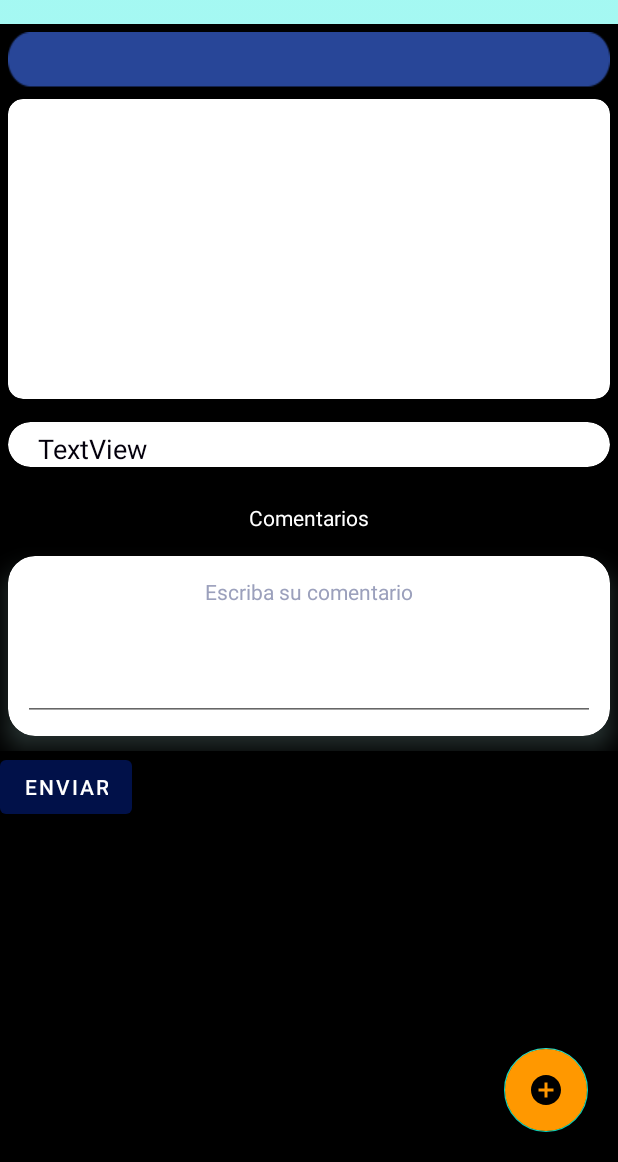
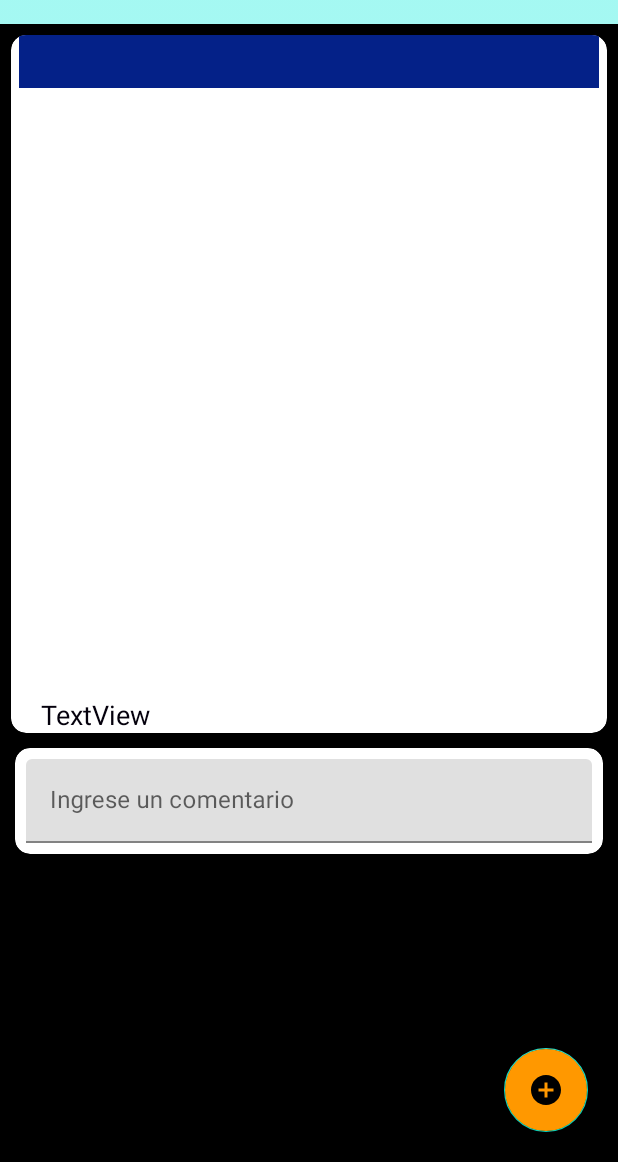
Before and after one commit to alemg77/NoticiasArgentina, an Android app: the fragment FragmentDetalleNoticias placed in its activity, on a phone screen of 412 x 824 dp, the part 74-1236 px from its top. Run offline under Robolectric (Android 15) with nearby library versions, the phone set to English and light mode, and no system bars; our stand-ins replace Firebase (no records; nobody signed in at launch, a user with empty details on screens opened directly), Volley; libraries missing offline, so code that uses them is left out: com.facebook, com.facebook.login; network calls fail; pictures from the network do not load; 14 statements that could not run were skipped.

Commit message:
Reforma en ver detalle noticias

```diff
--- a/app/src/main/java/kalitero/software/noticiasargentinas/Controlador/Dao/NoticiaDaoFirebase.kt
+++ b/app/src/main/java/kalitero/software/noticiasargentinas/Controlador/Dao/NoticiaDaoFirebase.kt
@@ -142,6 +142,10 @@ class NoticiaDaoFirebase {
     }
 
     fun buscarComentarios(noticia: Noticia, resultListener: ResultListener<List<Comentario>>) {
+        if (noticia.documentoFirebase == null) {
+            // La noticia no esta en firebase
+            return;
+        }
         referenciaColeccion
                 .document(noticia.documentoFirebase)
                 .collection(COMENTARIOS)
--- a/app/src/main/java/kalitero/software/noticiasargentinas/MainActivity.java
+++ b/app/src/main/java/kalitero/software/noticiasargentinas/MainActivity.java
@@ -101,7 +101,6 @@ public class MainActivity extends AppCompatActivity implements NavigationView.On
         } else {
             Log.d(TAG, "Otra vez YO");
         }
-
 
         FloatingActionButton fab = findViewById(R.id.floating_action_button);
 
--- a/app/src/main/java/kalitero/software/noticiasargentinas/Vista/Detalle/FragmentDetalleNoticias.java
+++ b/app/src/main/java/kalitero/software/noticiasargentinas/Vista/Detalle/FragmentDetalleNoticias.java
@@ -56,33 +56,24 @@ public class FragmentDetalleNoticias extends Fragment implements  ComentarioAdap
         Bundle bundle = getArguments();
         noticia = (Noticia) bundle.getSerializable(Noticia.class.toString());
 
-        ImageView imageViewNoticia = binding.fragmentDetalleNoticiasImageView;
-        TextView textViewNoticia = binding.fragmentDetalleNoticiastextView;
-        TextView textViewTitulo = binding.fragmentTituloNoticiastextView;
-        // TextView textViewSeccion = binding.fragmentDetalleNot;
-        // imageViewNoticia.setImageResource(noticia.getUrlImagen());
-  //      fragmentComentarios = new FragmentComentarios();
-
-
         String urlImagenStorage = noticia.getUrlImagenStorage();
         if (urlImagenStorage != null) {
             StorageReference child = FirebaseStorage.getInstance().getReference().child(urlImagenStorage);
-            Glide.with(binding.getRoot()).load(child).into(binding.fragmentDetalleNoticiasImageView);
+            Glide.with(binding.getRoot()).load(child).into(binding.imagenNoticia);
         } else if (noticia.getUrlImagen() != null) {
             try {
-                Glide.with(binding.getRoot()).load(noticia.getUrlImagen()).into(binding.fragmentDetalleNoticiasImageView);
+                Glide.with(binding.getRoot()).load(noticia.getUrlImagen()).into(binding.imagenNoticia);
             } catch (Exception e) {
                 Log.d(TAG, "Problema al cargar imagen:" + e.toString());
             }
         }
 
-        textViewNoticia.setText(noticia.getDescripcion());
-        // textViewSeccion.setText(noticia.getTema());
+        binding.fragmentDetalleNoticiastextView.setText(noticia.getDescripcion());
         String titulo = noticia.getTitulo();
         if ( titulo.contains("-") ) {
-            textViewTitulo.setText(titulo.substring(0,titulo.indexOf("-")-1));
+            binding.textViewTitulo.setText(titulo.substring(0,titulo.indexOf("-")-1));
         } else {
-            textViewTitulo.setText(titulo);
+            binding.textViewTitulo.setText(titulo);
         }
 
         ComentariosController comentariosController = new ComentariosController(getContext());
@@ -100,7 +91,7 @@ public class FragmentDetalleNoticias extends Fragment implements  ComentarioAdap
         }, noticia);
 
 
-        binding.botonEnviarComentario.setOnClickListener(new View.OnClickListener() {
+        binding.TextoComentarioNuevo.setOnClickListener(new View.OnClickListener() {
             @Override
             public void onClick(View v) {
                 String email = FirebaseAuth.getInstance().getCurrentUser().getEmail();
@@ -108,14 +99,14 @@ public class FragmentDetalleNoticias extends Fragment implements  ComentarioAdap
                     Snackbar.make(binding.getRoot(), "Es necesario registrarse para comentar", Snackbar.LENGTH_LONG).show();
                     return;
                 }
-                String opionion = binding.EditTextComentarioNuevo.getText().toString();
+                String opionion = binding.TextoComentarioNuevo.getText().toString();
                 if ( opionion.length() < 2 ){
                     Snackbar.make(binding.getRoot(), "El comentario debe tener mas de un caracter", Snackbar.LENGTH_LONG).show();
                     return;
                 }
                 Comentario comentario = new Comentario(email, opionion);
                 NoticiaDaoFirebase.Companion.getIntancia().agregarComentario(noticia,comentario);
-                binding.EditTextComentarioNuevo.setText(" ");
+                binding.TextoComentarioNuevo.setText(" ");
                 Snackbar.make(binding.getRoot(), "Gracias por comentar!", Snackbar.LENGTH_LONG).show();
             }
         });
--- a/app/src/main/java/kalitero/software/noticiasargentinas/Vista/NoticiasBarriales/NoticiasBarrialesAdapter.kt
+++ b/app/src/main/java/kalitero/software/noticiasargentinas/Vista/NoticiasBarriales/NoticiasBarrialesAdapter.kt
@@ -52,10 +52,7 @@ class NoticiasBarrialesAdapter(private val listaNoticias: List<Noticia>, private
             val urlImagenStorage = unaNoticia.urlImagenStorage
             val child = FirebaseStorage.getInstance().reference.child(urlImagenStorage)
             Glide.with(binding.root).load(child).into(binding.CeldaNoticiaImagen)
-
             actualizarContadores()
-
-
         }
 
         init {
--- /dev/null
+++ b/app/src/main/res/drawable/ic_baseline_arrow_forward_24.xml
@@ -0,0 +1,10 @@
+<vector xmlns:android="http://schemas.android.com/apk/res/android"
+    android:width="24dp"
+    android:height="24dp"
+    android:viewportWidth="24"
+    android:viewportHeight="24"
+    android:tint="?attr/colorControlNormal">
+  <path
+      android:fillColor="@android:color/white"
+      android:pathData="M12,4l-1.41,1.41L16.17,11H4v2h12.17l-5.58,5.59L12,20l8,-8z"/>
+</vector>
--- a/app/src/main/res/layout/activity_main.xml
+++ b/app/src/main/res/layout/activity_main.xml
@@ -31,22 +31,9 @@
 
     </androidx.constraintlayout.widget.ConstraintLayout>
 
-    <androidx.coordinatorlayout.widget.CoordinatorLayout
-        android:layout_width="match_parent"
-        android:layout_height="match_parent">
-
-        <com.google.android.material.floatingactionbutton.FloatingActionButton
-            android:id="@+id/floating_action_button"
-            android:layout_width="wrap_content"
-            android:layout_height="wrap_content"
-            android:layout_gravity="bottom|right"
-            app:fabSize="auto"
-            android:backgroundTint="#FF9800"
-            android:layout_margin="20dp"
-            android:contentDescription="@string/fab_content_desc"
-            app:srcCompat="@drawable/ic_baseline_add_circle_24" />
-
-    </androidx.coordinatorlayout.widget.CoordinatorLayout>
+    <include
+        layout="@layout/boton_flotante"
+        />
 
     <com.google.android.material.navigation.NavigationView
         android:id="@+id/activityMainNavigationView"
--- /dev/null
+++ b/app/src/main/res/layout/boton_flotante.xml
@@ -0,0 +1,24 @@
+<?xml version="1.0" encoding="utf-8"?>
+<androidx.constraintlayout.widget.ConstraintLayout xmlns:android="http://schemas.android.com/apk/res/android"
+    android:layout_width="match_parent"
+    android:layout_height="match_parent"
+    xmlns:app="http://schemas.android.com/apk/res-auto">
+
+    <androidx.coordinatorlayout.widget.CoordinatorLayout
+        android:layout_width="match_parent"
+        android:layout_height="match_parent">
+
+        <com.google.android.material.floatingactionbutton.FloatingActionButton
+            android:id="@+id/floating_action_button"
+            android:layout_width="wrap_content"
+            android:layout_height="wrap_content"
+            android:layout_gravity="bottom|right"
+            app:fabSize="auto"
+            android:backgroundTint="#FF9800"
+            android:layout_margin="20dp"
+            android:contentDescription="@string/fab_content_desc"
+            app:srcCompat="@drawable/ic_baseline_add_circle_24" />
+
+    </androidx.coordinatorlayout.widget.CoordinatorLayout>
+
+</androidx.constraintlayout.widget.ConstraintLayout>
--- a/app/src/main/res/layout/celda_comentario.xml
+++ b/app/src/main/res/layout/celda_comentario.xml
@@ -9,8 +9,8 @@
         android:id="@+id/celdaComentariosCardView"
         android:layout_width="match_parent"
         android:layout_height="wrap_content"
-        android:layout_marginHorizontal="20dp"
-        android:layout_marginVertical="10dp"
+        android:layout_marginHorizontal="7dp"
+        android:layout_marginVertical="7dp"
         app:cardCornerRadius="10dp"
         app:cardElevation="10dp">
 
--- a/app/src/main/res/layout/fragment_detalle_noticias.xml
+++ b/app/src/main/res/layout/fragment_detalle_noticias.xml
@@ -1,76 +1,61 @@
 <?xml version="1.0" encoding="utf-8"?>
-<LinearLayout xmlns:android="http://schemas.android.com/apk/res/android"
+<androidx.constraintlayout.widget.ConstraintLayout xmlns:android="http://schemas.android.com/apk/res/android"
+    xmlns:app="http://schemas.android.com/apk/res-auto"
     xmlns:tools="http://schemas.android.com/tools"
     android:layout_width="match_parent"
     android:layout_height="match_parent"
-    xmlns:app="http://schemas.android.com/apk/res-auto"
     android:orientation="vertical">
 
     <androidx.core.widget.NestedScrollView
         android:layout_width="match_parent"
-        android:layout_height="wrap_content"
-        >
+        android:layout_height="match_parent">
 
-    <LinearLayout
+        <androidx.constraintlayout.widget.ConstraintLayout
+            android:layout_width="match_parent"
+            android:layout_height="wrap_content">
+
+            <androidx.cardview.widget.CardView
+                android:id="@+id/CardNoticia"
                 android:layout_width="match_parent"
                 android:layout_height="wrap_content"
-        android:orientation="vertical">
+                android:layout_margin="7dp"
+                app:cardCornerRadius="10dp"
+                app:cardElevation="10dp"
+                app:layout_constraintTop_toTopOf="parent">
+
+                <androidx.constraintlayout.widget.ConstraintLayout
+                    android:layout_width="match_parent"
+                    android:layout_height="wrap_content">
 
                     <TextView
+                        android:id="@+id/textViewTitulo"
                         android:layout_width="match_parent"
                         android:layout_height="wrap_content"
-        android:id="@+id/fragmentTituloNoticiastextView"
+                        android:layout_marginHorizontal="5dp"
+                        android:background="@color/azulOscuro"
                         android:gravity="center"
-        android:layout_marginHorizontal="5dp"
-        android:layout_marginTop="5dp"
-        android:layout_marginBottom="2dp"
+                        android:paddingVertical="5dp"
                         android:text="titulo"
                         android:textColor="#fff"
                         android:textSize="18dp"
                         android:textStyle="italic"
-        android:paddingVertical="5dp"
-        android:background="@drawable/fondoseccion"
-        />
-
-
-    <androidx.cardview.widget.CardView
-        android:layout_width="match_parent"
-        android:layout_gravity="center"
-        app:cardCornerRadius="10dp"
-        android:layout_height="200dp"
-        android:layout_marginLeft="5dp"
-        android:layout_marginTop="5dp"
-        android:layout_marginRight="5dp"
-        android:layout_marginBottom="5dp"
-        app:cardElevation="10dp">
+                        app:layout_constraintEnd_toEndOf="parent"
+                        app:layout_constraintStart_toStartOf="parent"
+                        app:layout_constraintTop_toTopOf="parent" />
 
                     <ImageView
-            android:id="@+id/fragmentDetalleNoticiasImageView"
+                        android:id="@+id/imagenNoticia"
                         android:layout_width="match_parent"
-            android:layout_height="match_parent"
+                        android:layout_height="400dp"
                         android:layout_gravity="center"
                         android:adjustViewBounds="true"
-            android:scaleType="centerCrop" />
-
-    </androidx.cardview.widget.CardView>
-
-    <androidx.cardview.widget.CardView
-        android:layout_width="match_parent"
-        android:layout_gravity="center"
-        app:cardCornerRadius="18dp"
-        android:layout_height="match_parent"
-        android:layout_marginLeft="5dp"
-        android:layout_marginTop="10dp"
-        android:layout_marginRight="5dp"
-        android:layout_marginBottom="10dp">
-
-        <LinearLayout
-            android:layout_width="383dp"
-            android:layout_height="match_parent">
+                        android:scaleType="centerCrop"
+                        app:layout_constraintTop_toBottomOf="@+id/textViewTitulo"
+                        tools:layout_editor_absoluteX="0dp" />
 
                     <TextView
                         android:id="@+id/fragmentDetalleNoticiastextView"
-                android:layout_width="290dp"
+                        android:layout_width="match_parent"
                         android:layout_height="wrap_content"
                         android:layout_marginLeft="20dp"
                         android:layout_marginTop="5dp"
@@ -78,74 +63,59 @@
                         android:text="TextView"
                         android:textAlignment="gravity"
                         android:textColor="#04000C"
-                android:textSize="18dp" />
-        </LinearLayout>
+                        android:textSize="18dp"
+                        app:layout_constraintTop_toBottomOf="@+id/imagenNoticia" />
+                </androidx.constraintlayout.widget.ConstraintLayout>
+
+            </androidx.cardview.widget.CardView>
+
+            <androidx.cardview.widget.CardView
+                android:id="@+id/CardAgregarComentario"
+                android:layout_width="match_parent"
+                android:layout_height="wrap_content"
+                android:layout_margin="10dp"
+                app:cardCornerRadius="10dp"
+                app:cardElevation="10dp"
+                app:layout_constraintTop_toBottomOf="@+id/CardNoticia">
+
+                <androidx.constraintlayout.widget.ConstraintLayout
+                    android:layout_width="match_parent"
+                    android:layout_height="match_parent">
+
+                    <com.google.android.material.textfield.TextInputLayout
+                        android:id="@+id/descripcion"
+                        android:layout_width="0dp"
+                        android:layout_height="wrap_content"
+                        android:layout_margin="7dp"
+                        android:hint="Ingrese un comentario"
+                        app:layout_constraintBottom_toBottomOf="parent"
+                        app:layout_constraintEnd_toEndOf="parent"
+                        app:layout_constraintStart_toStartOf="parent"
+                        app:layout_constraintTop_toTopOf="parent">
+
+                        <com.google.android.material.textfield.TextInputEditText
+                            android:id="@+id/TextoComentarioNuevo"
+                            android:layout_width="match_parent"
+                            android:layout_height="wrap_content"
+                            android:inputType="text" />
+
+                    </com.google.android.material.textfield.TextInputLayout>
+
+                </androidx.constraintlayout.widget.ConstraintLayout>
 
             </androidx.cardview.widget.CardView>
 
 
-        <TextView
-            android:id="@+id/fragmentCometariosTextViewTitulo"
-            android:layout_width="match_parent"
-            android:layout_height="wrap_content"
-            android:layout_marginTop="8dp"
-
-            android:paddingHorizontal="20dp"
-            android:paddingVertical="6dp"
-            android:text="Comentarios"
-            android:textAlignment="center"
-            android:textColor="#fff"
-            android:textSize="14dp"
-            />
-
             <androidx.recyclerview.widget.RecyclerView
                 android:id="@+id/FragmentComentariosRecyclerView"
                 android:layout_width="match_parent"
-            android:layout_height="wrap_content"/>
-
-        <androidx.cardview.widget.CardView
-            android:layout_width="match_parent"
-            android:layout_height="120dp"
-            android:layout_gravity="center"
-            android:layout_marginLeft="5dp"
-            android:layout_marginTop="10dp"
-            android:layout_marginRight="5dp"
-            android:layout_marginBottom="10dp"
-            android:outlineSpotShadowColor="@color/colorPrimaryDark"
-            app:cardCornerRadius="18dp"
-            app:cardElevation="10dp">
-
-            <TextView
-                android:layout_width="match_parent"
                 android:layout_height="wrap_content"
-                android:layout_marginTop="8dp"
-                android:paddingHorizontal="20dp"
-                android:paddingVertical="6dp"
-                android:text="Escriba su comentario"
-                android:textAlignment="center"
-                android:textColor="#9BA0BC"
-                android:textSize="14dp"
-                />
-
-            <EditText
-                android:id="@+id/EditTextComentarioNuevo"
-                android:layout_width="match_parent"
-                android:layout_height="match_parent"
-                android:layout_margin="10dp" />
-
-        </androidx.cardview.widget.CardView>
+                app:layout_constraintTop_toBottomOf="@+id/CardAgregarComentario" />
 
 
-    </LinearLayout>
+        </androidx.constraintlayout.widget.ConstraintLayout>
 
 
     </androidx.core.widget.NestedScrollView>
 
-    <Button
-        android:id="@+id/botonEnviarComentario"
-        android:layout_width="wrap_content"
-        android:layout_height="wrap_content"
-        android:text="Enviar"
-        android:gravity="center"
-        android:textAlignment="center" />
-</LinearLayout>
+</androidx.constraintlayout.widget.ConstraintLayout>
```
Lines whose indentation alone changed are shown as unchanged.
